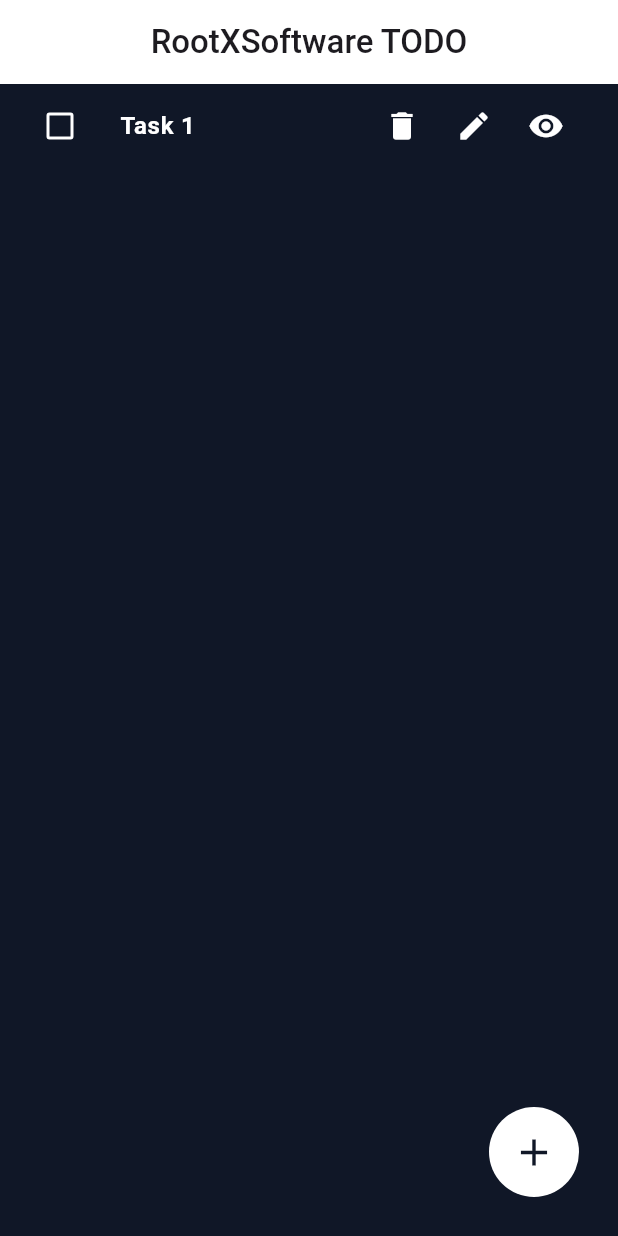
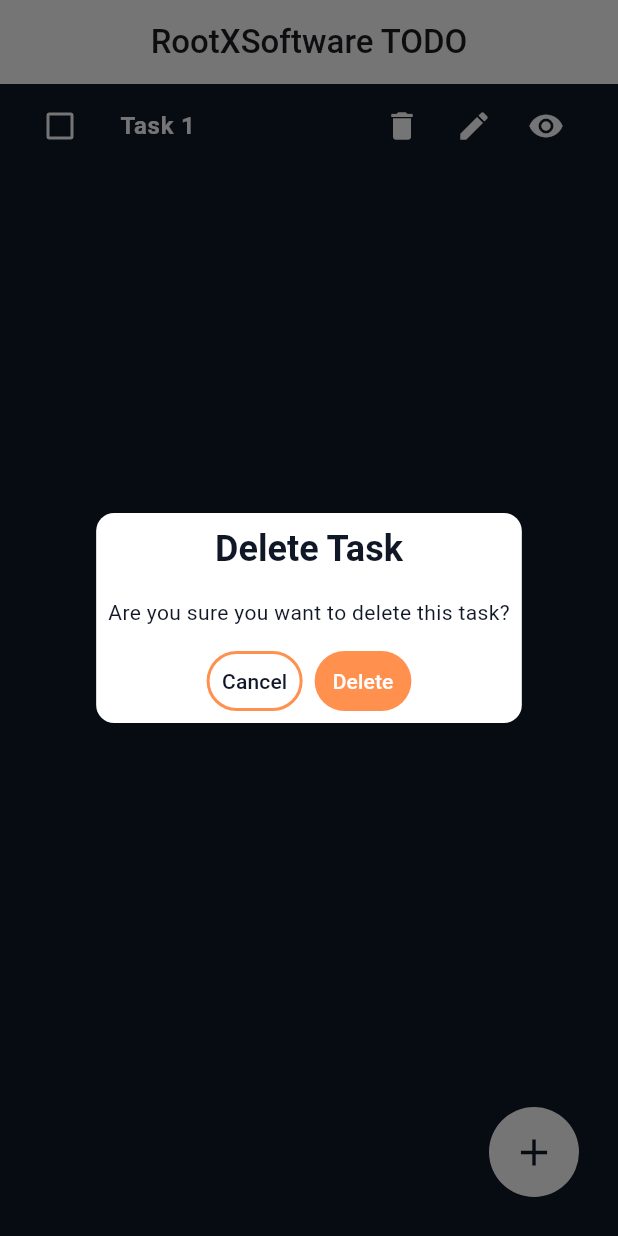
Before and after one commit to sajidrec/flutter_rootx_todo_app, a Flutter app: the screen it shows after launch, after a tap on the "delete" icon, on a phone screen of 412 x 824 dp. Run offline on Flutter 3.47's test engine with Material 3 defaults, Android fonts, the phone set to English and light mode, and no system bars; our stand-ins replace get, shimmer_animation.

Commit message:
Refactor HomePage task list and add delete confirmation
This commit refactors the `HomePage` to use a `ListView.separated` for displaying tasks and introduces a confirmation dialog for task deletion.

Key changes:
- Replaced the direct rendering of `_buildTask` with a `ListView.separated` to structure the task list. This allows for separators between tasks.
- Added a `SizedBox` with a height of 100 at the end of the `ListView` for bottom spacing.
- Extracted the trailing icon buttons in `_buildTask` into separate private helper methods: `_buildDeleteButton`, `_buildEditButton`, and `_buildViewButton` for better code organization and readability.
- Implemented a confirmation dialog in `_buildDeleteButton` using `Get.defaultDialog`. This dialog asks the user if they are sure they want to delete the task before proceeding.
- Styled the delete confirmation dialog with custom colors and text styles.

```diff
--- a/lib/presentation/home/pages/home_page.dart
+++ b/lib/presentation/home/pages/home_page.dart
@@ -21,7 +21,19 @@ class HomePage extends StatelessWidget {
         body: SingleChildScrollView(
           child: Column(
             children: [
-              _buildTask(taskDescription: "Description", taskTitle: 'Task 1'),
+              ListView.separated(
+                primary: false,
+                shrinkWrap: true,
+                itemBuilder: (context, index) => _buildTask(
+                  taskDescription: "Description",
+                  taskTitle: 'Task 1',
+                ),
+                separatorBuilder: (context, index) =>
+                    const SizedBox(height: 10),
+                itemCount: 1,
+              ),
+
+              const SizedBox(height: 100),
             ],
           ),
         ),
@@ -69,25 +81,16 @@ class HomePage extends StatelessWidget {
       trailing: Row(
         mainAxisSize: MainAxisSize.min,
         children: [
-          IconButton(
-            onPressed: () {},
-            icon: Icon(Icons.delete, color: AppColors.primaryWhite),
+          _buildDeleteButton(),
+          _buildEditButton(taskTitle, taskDescription),
+          _buildViewButton(taskDescription),
+        ],
       ),
-          IconButton(
-            onPressed: () {
-              Get.toNamed(
-                AppRoutes.createUpdateRoute,
-                arguments: {
-                  "appbarTitle": "Update Todo",
-                  "buttonText": "Update",
-                  "titleText": taskTitle,
-                  "descriptionText": taskDescription,
-                },
     );
-            },
-            icon: Icon(Icons.edit, color: AppColors.primaryWhite),
-          ),
-          IconButton(
+  }
+
+  IconButton _buildViewButton(String taskDescription) {
+    return IconButton(
       onPressed: () {
         Get.defaultDialog(
           backgroundColor: AppColors.primaryWhite,
@@ -106,9 +109,54 @@ class HomePage extends StatelessWidget {
         );
       },
       icon: Icon(Icons.remove_red_eye, color: AppColors.primaryWhite),
+    );
+  }
+
+  IconButton _buildEditButton(String taskTitle, String taskDescription) {
+    return IconButton(
+      onPressed: () {
+        Get.toNamed(
+          AppRoutes.createUpdateRoute,
+          arguments: {
+            "appbarTitle": "Update Todo",
+            "buttonText": "Update",
+            "titleText": taskTitle,
+            "descriptionText": taskDescription,
+          },
+        );
+      },
+      icon: Icon(Icons.edit, color: AppColors.primaryWhite),
+    );
+  }
+
+  IconButton _buildDeleteButton() {
+    return IconButton(
+      onPressed: () {
+        Get.defaultDialog(
+          title: "Delete Task",
+          middleText: "Are you sure you want to delete this task?",
+          backgroundColor: AppColors.primaryWhite,
+          titleStyle: TextStyle(
+            color: AppColors.primaryDark,
+            fontWeight: FontWeight.bold,
           ),
-        ],
-      ),
+          middleTextStyle: TextStyle(color: AppColors.primaryDark),
+          textCancel: "Cancel",
+          textConfirm: "Delete",
+          cancelTextColor: AppColors.primaryDark,
+          confirmTextColor: AppColors.primaryWhite,
+          buttonColor: AppColors.primaryOrange,
+          radius: 12,
+          onConfirm: () {
+            // perform delete action here
+            Get.back(); // close dialog
+          },
+          onCancel: () {
+            Get.back(); // close dialog
+          },
+        );
+      },
+      icon: Icon(Icons.delete, color: AppColors.primaryWhite),
     );
   }
 
```
Lines whose indentation alone changed are shown as unchanged.
